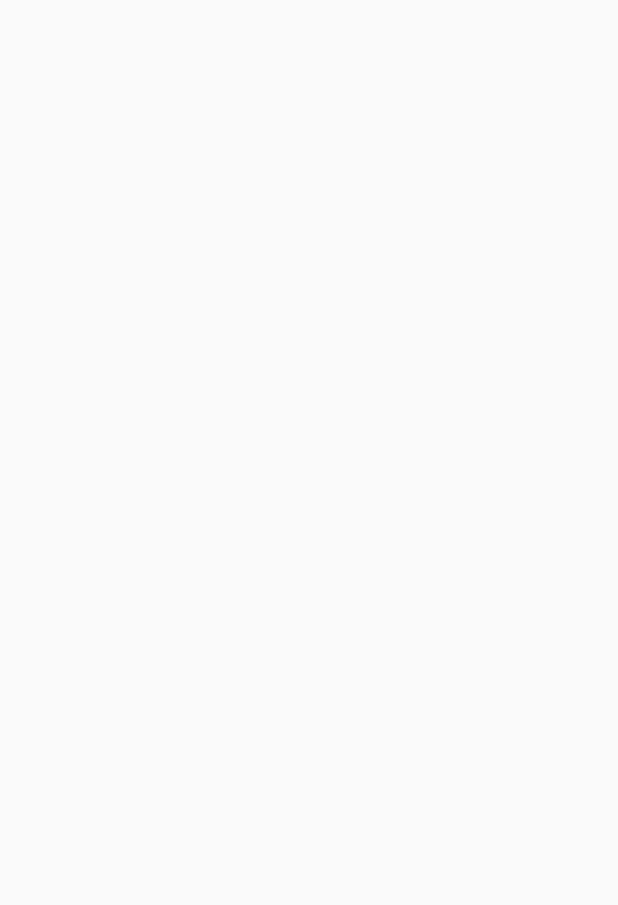
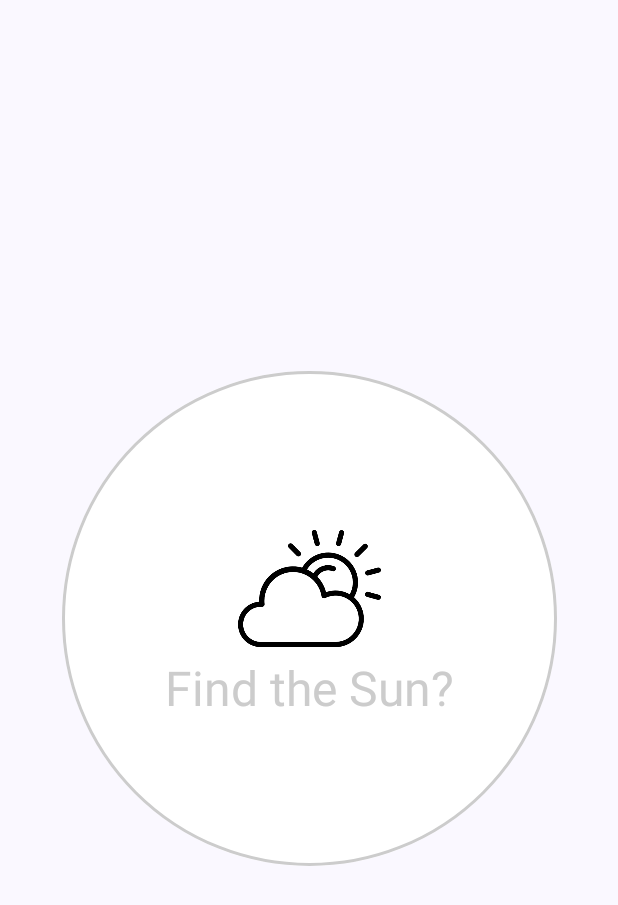
Before and after one commit to newnavneet/JetWeatherForecast, an Android app built with Jetpack Compose: the screen it shows after launch (MainActivity), on a phone screen of 412 x 824 dp. Before the commit the part shown is empty. Shown: the top 905 px of the screen. Run offline under Robolectric (Android 15) with nearby library versions, the phone set to English and light mode, and no system bars; our stand-ins replace Dagger/Hilt's generated code.

Commit message:
initial commit

```diff
--- a/app/src/main/java/com/example/jetweatherforecast/MainActivity.kt
+++ b/app/src/main/java/com/example/jetweatherforecast/MainActivity.kt
@@ -3,13 +3,18 @@ package com.example.jetweatherforecast
 import android.os.Bundle
 import androidx.activity.ComponentActivity
 import androidx.activity.compose.setContent
+import androidx.compose.foundation.layout.Arrangement
+import androidx.compose.foundation.layout.Column
 import androidx.compose.foundation.layout.fillMaxSize
+import androidx.compose.foundation.layout.fillMaxWidth
 import androidx.compose.material3.MaterialTheme
 import androidx.compose.material3.Surface
 import androidx.compose.material3.Text
 import androidx.compose.runtime.Composable
+import androidx.compose.ui.Alignment
 import androidx.compose.ui.Modifier
 import androidx.compose.ui.tooling.preview.Preview
+import com.example.jetweatherforecast.navigation.WeatherNavigation
 import com.example.jetweatherforecast.ui.theme.JetWeatherForecastTheme
 import dagger.hilt.android.AndroidEntryPoint
 
@@ -18,18 +23,29 @@ class MainActivity : ComponentActivity() {
     override fun onCreate(savedInstanceState: Bundle?) {
         super.onCreate(savedInstanceState)
         setContent {
-            JetWeatherForecastTheme {
-
-                Surface(color = MaterialTheme.colorScheme.background) {
-
-                }
-            }
+            WeatherApp()
+           }
         }
     }
-}
 
 
+@Composable
+fun WeatherApp() {
+    JetWeatherForecastTheme {
 
+        Surface(color = MaterialTheme.colorScheme.background,
+             modifier = Modifier.fillMaxSize()) {
+            Column(verticalArrangement = Arrangement.Center,
+                horizontalAlignment = Alignment.CenterHorizontally) {
+                WeatherNavigation()
+
+            }
+
+        }
+
+
+    }
+}
 @Preview(showBackground = true)
 @Composable
 fun GreetingPreview() {
--- a/app/src/main/java/com/example/jetweatherforecast/screens/WeatherSplashScreen.kt
+++ b/app/src/main/java/com/example/jetweatherforecast/screens/WeatherSplashScreen.kt
@@ -1,11 +1,49 @@
 package com.example.jetweatherforecast.screens
 
+import androidx.compose.foundation.BorderStroke
+import androidx.compose.foundation.Image
+import androidx.compose.foundation.layout.Arrangement
+import androidx.compose.foundation.layout.Column
+import androidx.compose.foundation.layout.padding
+import androidx.compose.foundation.layout.size
+import androidx.compose.foundation.shape.CircleShape
+import androidx.compose.material3.MaterialTheme
+import androidx.compose.material3.Surface
 import androidx.compose.material3.Text
 import androidx.compose.runtime.Composable
+import androidx.compose.ui.Alignment
+import androidx.compose.ui.Modifier
+import androidx.compose.ui.graphics.Color
+import androidx.compose.ui.layout.ContentScale
+import androidx.compose.ui.res.painterResource
+import androidx.compose.ui.unit.dp
 import androidx.navigation.NavController
+import com.example.jetweatherforecast.R
 
 @Composable
 fun WeatherSplashScreen(navController: NavController){
-    Text(text = "splashscreen")
+    val scale =
+    Surface(modifier = Modifier
+        .padding(15.dp)
+        .size(330.dp),
+                        shape = CircleShape,
+                        color = Color.White,
+                        border = BorderStroke(width = 2.dp,
+                             color = Color.LightGray)
+                        ) {
+        Column(modifier = Modifier.padding(1.dp),
+               horizontalAlignment = Alignment.CenterHorizontally,
+                verticalArrangement = Arrangement.Center) {
+            Image(painter = painterResource(id = R.drawable.sun),
+                contentDescription ="sunny icon",
+                contentScale = ContentScale.Fit,
+                modifier = Modifier.size(95.dp))
+            Text(text = "Find the Sun?",
+              style = MaterialTheme.typography.headlineLarge,
+            color = Color.LightGray)
+
+        }
+
+    }
 
 }
--- a/build.gradle
+++ b/build.gradle
@@ -1,7 +1,7 @@
 // Top-level build file where you can add configuration options common to all sub-projects/modules.
 plugins {
-    id 'com.android.application' version '8.0.0' apply false
-    id 'com.android.library' version '8.0.0' apply false
+    id 'com.android.application' version '8.0.1' apply false
+    id 'com.android.library' version '8.0.1' apply false
     id 'org.jetbrains.kotlin.android' version '1.7.20' apply false
     id("com.google.dagger.hilt.android") version "2.44" apply false
 }
```
Also changed, not shown: app/build.gradle (+5 -4 lines), app/src/main/res/drawable/humidity.png (added), app/src/main/res/drawable/pressure.png (added), app/src/main/res/drawable/rain.png (added), app/src/main/res/drawable/sun.png (added), app/src/main/res/drawable/sunrise.png (added), app/src/main/res/drawable/sunset.png (added), app/src/main/res/drawable/wind.png (added).
